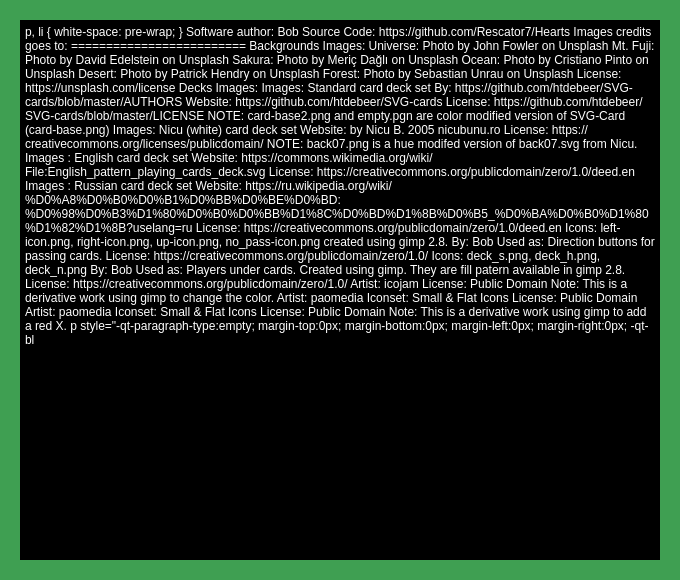
Qt form credits.ui (Rescator7/Hearts) before a commit.
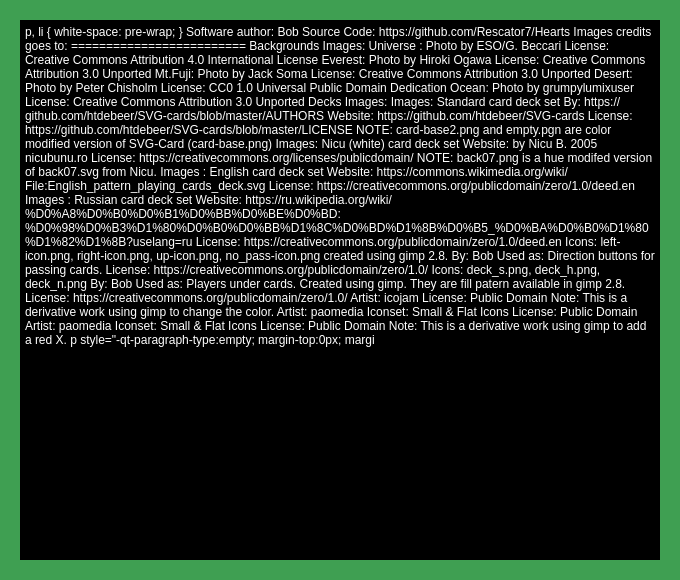
The same form after that commit. Icons and pictures are not drawn.

Patch:
```diff
--- a/credits.ui
+++ b/credits.ui
@@ -935,16 +935,22 @@
 &lt;p style=&quot;-qt-paragraph-type:empty; margin-top:0px; margin-bottom:0px; margin-left:0px; margin-right:0px; -qt-block-indent:0; text-indent:0px;&quot;&gt;&lt;br /&gt;&lt;/p&gt;
 &lt;p style=&quot; margin-top:0px; margin-bottom:0px; margin-left:0px; margin-right:0px; -qt-block-indent:0; text-indent:0px;&quot;&gt;&lt;span style=&quot; font-size:12pt; font-weight:600; text-decoration: underline;&quot;&gt;Backgrounds Images:&lt;/span&gt;&lt;/p&gt;
 &lt;p style=&quot;-qt-paragraph-type:empty; margin-top:0px; margin-bottom:0px; margin-left:0px; margin-right:0px; -qt-block-indent:0; text-indent:0px; text-decoration: underline;&quot;&gt;&lt;br /&gt;&lt;/p&gt;
-&lt;p style=&quot; margin-top:0px; margin-bottom:0px; margin-left:0px; margin-right:0px; -qt-block-indent:0; text-indent:0px;&quot;&gt;Universe: Photo by &lt;a href=&quot;https://unsplash.com/@wildhoney?utm_source=unsplash&amp;amp;utm_medium=referral&amp;amp;utm_content=creditCopyText&quot;&gt;&lt;span style=&quot; text-decoration: underline; color:#5555ff;&quot;&gt;John Fowler&lt;/span&gt;&lt;/a&gt; on &lt;a href=&quot;https://unsplash.com/photos/7Ym9rpYtSdA?utm_source=unsplash&amp;amp;utm_medium=referral&amp;amp;utm_content=creditCopyText&quot;&gt;&lt;span style=&quot; text-decoration: underline; color:#5555ff;&quot;&gt;Unsplash&lt;/span&gt;&lt;/a&gt;&lt;/p&gt;
-&lt;p style=&quot; margin-top:0px; margin-bottom:0px; margin-left:0px; margin-right:0px; -qt-block-indent:0; text-indent:0px;&quot;&gt;Mt. Fuji:   Photo by &lt;a href=&quot;https://unsplash.com/@jlhopes?utm_source=unsplash&amp;amp;utm_medium=referral&amp;amp;utm_content=creditCopyText&quot;&gt;&lt;span style=&quot; text-decoration: underline; color:#5555ff;&quot;&gt;David Edelstein&lt;/span&gt;&lt;/a&gt; on &lt;a href=&quot;https://unsplash.com/photos/N4DbvTUDikw?utm_source=unsplash&amp;amp;utm_medium=referral&amp;amp;utm_content=creditCopyText&quot;&gt;&lt;span style=&quot; text-decoration: underline; color:#5555ff;&quot;&gt;Unsplash&lt;/span&gt;&lt;/a&gt;&lt;/p&gt;
-&lt;p style=&quot; margin-top:0px; margin-bottom:0px; margin-left:0px; margin-right:0px; -qt-block-indent:0; text-indent:0px;&quot;&gt;Sakura:    Photo by &lt;a href=&quot;https://unsplash.com/@meric?utm_source=unsplash&amp;amp;utm_medium=referral&amp;amp;utm_content=creditCopyText&quot;&gt;&lt;span style=&quot; text-decoration: underline; color:#5555ff;&quot;&gt;Meriç Dağlı&lt;/span&gt;&lt;/a&gt; on &lt;a href=&quot;https://unsplash.com/photos/7NBO76G5JsE?utm_source=unsplash&amp;amp;utm_medium=referral&amp;amp;utm_content=creditCopyText&quot;&gt;&lt;span style=&quot; text-decoration: underline; color:#5555ff;&quot;&gt;Unsplash&lt;/span&gt;&lt;/a&gt;&lt;/p&gt;
-&lt;p style=&quot; margin-top:0px; margin-bottom:0px; margin-left:0px; margin-right:0px; -qt-block-indent:0; text-indent:0px;&quot;&gt;Ocean:     Photo by &lt;a href=&quot;https://unsplash.com/@crispinto?utm_source=unsplash&amp;amp;utm_medium=referral&amp;amp;utm_content=creditCopyText&quot;&gt;&lt;span style=&quot; text-decoration: underline; color:#5555ff;&quot;&gt;Cristiano Pinto&lt;/span&gt;&lt;/a&gt; on &lt;a href=&quot;https://unsplash.com/photos/gQH0Jcz50V8?utm_source=unsplash&amp;amp;utm_medium=referral&amp;amp;utm_content=creditCopyText&quot;&gt;&lt;span style=&quot; text-decoration: underline; color:#5555ff;&quot;&gt;Unsplash&lt;/span&gt;&lt;/a&gt;&lt;/p&gt;
-&lt;p style=&quot; margin-top:0px; margin-bottom:0px; margin-left:0px; margin-right:0px; -qt-block-indent:0; text-indent:0px;&quot;&gt;Desert:    Photo by &lt;a href=&quot;https://unsplash.com/@worldsbetweenlines?utm_source=unsplash&amp;amp;utm_medium=referral&amp;amp;utm_content=creditCopyText&quot;&gt;&lt;span style=&quot; text-decoration: underline; color:#5555ff;&quot;&gt;Patrick Hendry&lt;/span&gt;&lt;/a&gt; on &lt;a href=&quot;https://unsplash.com/photos/_RYmx4Jz1UM?utm_source=unsplash&amp;amp;utm_medium=referral&amp;amp;utm_content=creditCopyText&quot;&gt;&lt;span style=&quot; text-decoration: underline; color:#5555ff;&quot;&gt;Unsplash&lt;/span&gt;&lt;/a&gt;&lt;/p&gt;
-&lt;p style=&quot; margin-top:0px; margin-bottom:0px; margin-left:0px; margin-right:0px; -qt-block-indent:0; text-indent:0px;&quot;&gt;Forest:     Photo by &lt;a href=&quot;https://unsplash.com/@sebastian_unrau?utm_source=unsplash&amp;amp;utm_medium=referral&amp;amp;utm_content=creditCopyText&quot;&gt;&lt;span style=&quot; text-decoration: underline; color:#5555ff;&quot;&gt;Sebastian Unrau&lt;/span&gt;&lt;/a&gt; on &lt;a href=&quot;https://unsplash.com/photos/sp-p7uuT0tw?utm_source=unsplash&amp;amp;utm_medium=referral&amp;amp;utm_content=creditCopyText&quot;&gt;&lt;span style=&quot; text-decoration: underline; color:#5555ff;&quot;&gt;Unsplash&lt;/span&gt;&lt;/a&gt;&lt;/p&gt;
-&lt;p style=&quot;-qt-paragraph-type:empty; margin-top:0px; margin-bottom:0px; margin-left:0px; margin-right:0px; -qt-block-indent:0; text-indent:0px; font-size:12pt; font-weight:600; text-decoration: underline;&quot;&gt;&lt;br /&gt;&lt;/p&gt;
-&lt;p style=&quot; margin-top:0px; margin-bottom:0px; margin-left:0px; margin-right:0px; -qt-block-indent:0; text-indent:0px;&quot;&gt;License: &lt;a href=&quot;https://unsplash.com/license&quot;&gt;&lt;span style=&quot; text-decoration: underline; color:#5555ff;&quot;&gt;https://unsplash.com/license&lt;/span&gt;&lt;/a&gt;&lt;/p&gt;
+&lt;p style=&quot; margin-top:0px; margin-bottom:0px; margin-left:0px; margin-right:0px; -qt-block-indent:0; text-indent:0px;&quot;&gt;&lt;span style=&quot; font-weight:600;&quot;&gt;Universe&lt;/span&gt;&lt;span style=&quot; text-decoration: underline;&quot;&gt;:&lt;/span&gt; Photo by &lt;a href=&quot;https://www.eso.org/public/images/eso1723a/&quot;&gt;&lt;span style=&quot; text-decoration: underline; color:#5555ff;&quot;&gt;ESO/G. Beccari&lt;/span&gt;&lt;/a&gt;&lt;/p&gt;
+&lt;p style=&quot; margin-top:0px; margin-bottom:0px; margin-left:0px; margin-right:0px; -qt-block-indent:0; text-indent:0px;&quot;&gt;License: &lt;a href=&quot;https://www.eso.org/public/copyright/&quot;&gt;&lt;span style=&quot; text-decoration: underline; color:#5555ff;&quot;&gt;Creative Commons Attribution 4.0 International License&lt;/span&gt;&lt;/a&gt;&lt;/p&gt;
 &lt;p style=&quot;-qt-paragraph-type:empty; margin-top:0px; margin-bottom:0px; margin-left:0px; margin-right:0px; -qt-block-indent:0; text-indent:0px;&quot;&gt;&lt;br /&gt;&lt;/p&gt;
-&lt;p style=&quot;-qt-paragraph-type:empty; margin-top:0px; margin-bottom:0px; margin-left:0px; margin-right:0px; -qt-block-indent:0; text-indent:0px; font-size:12pt; font-weight:600; text-decoration: underline;&quot;&gt;&lt;br /&gt;&lt;/p&gt;
+&lt;p style=&quot; margin-top:0px; margin-bottom:0px; margin-left:0px; margin-right:0px; -qt-block-indent:0; text-indent:0px;&quot;&gt;&lt;span style=&quot; font-weight:600;&quot;&gt;Everest:&lt;/span&gt;  Photo by &lt;a href=&quot;https://commons.wikimedia.org/wiki/File:8,848m_Everest_8,516m_Lhotse_Himalaya_Mountain_Flights_Nepal_-_panoramio_(2).jpg&quot;&gt;&lt;span style=&quot; text-decoration: underline; color:#5555ff;&quot;&gt;Hiroki Ogawa&lt;/span&gt;&lt;/a&gt;&lt;/p&gt;
+&lt;p style=&quot; margin-top:0px; margin-bottom:0px; margin-left:0px; margin-right:0px; -qt-block-indent:0; text-indent:0px;&quot;&gt;License: &lt;a href=&quot;https://creativecommons.org/licenses/by/3.0/deed.en&quot;&gt;&lt;span style=&quot; text-decoration: underline; color:#5555ff;&quot;&gt;Creative Commons Attribution 3.0 Unported&lt;/span&gt;&lt;/a&gt;&lt;/p&gt;
+&lt;p style=&quot;-qt-paragraph-type:empty; margin-top:0px; margin-bottom:0px; margin-left:0px; margin-right:0px; -qt-block-indent:0; text-indent:0px;&quot;&gt;&lt;br /&gt;&lt;/p&gt;
+&lt;p style=&quot; margin-top:0px; margin-bottom:0px; margin-left:0px; margin-right:0px; -qt-block-indent:0; text-indent:0px;&quot;&gt;&lt;span style=&quot; font-weight:600;&quot;&gt;Mt.Fuji:  &lt;/span&gt;Photo by &lt;a href=&quot;https://commons.wikimedia.org/wiki/File:Mount._Fuji_early_in_the_morning_%E6%97%A9%E6%9C%9D%E3%81%AE%E5%AF%8C%E5%A3%AB%E5%B1%B1_-_panoramio.jpg&quot;&gt;&lt;span style=&quot; text-decoration: underline; color:#5555ff;&quot;&gt;Jack Soma&lt;/span&gt;&lt;/a&gt;&lt;/p&gt;
+&lt;p style=&quot; margin-top:0px; margin-bottom:0px; margin-left:0px; margin-right:0px; -qt-block-indent:0; text-indent:0px;&quot;&gt;License: &lt;a href=&quot;https://creativecommons.org/licenses/by/3.0/deed.en&quot;&gt;&lt;span style=&quot; text-decoration: underline; color:#5555ff;&quot;&gt;Creative Commons Attribution 3.0 Unported&lt;/span&gt;&lt;/a&gt;&lt;/p&gt;
+&lt;p style=&quot;-qt-paragraph-type:empty; margin-top:0px; margin-bottom:0px; margin-left:0px; margin-right:0px; -qt-block-indent:0; text-indent:0px;&quot;&gt;&lt;br /&gt;&lt;/p&gt;
+&lt;p style=&quot; margin-top:0px; margin-bottom:0px; margin-left:0px; margin-right:0px; -qt-block-indent:0; text-indent:0px;&quot;&gt;&lt;span style=&quot; font-weight:600;&quot;&gt;Desert:&lt;/span&gt; Photo by &lt;a href=&quot;https://commons.wikimedia.org/wiki/File:Wadi_rum_desert.jpg&quot;&gt;&lt;span style=&quot; text-decoration: underline; color:#5555ff;&quot;&gt;Peter Chisholm&lt;/span&gt;&lt;/a&gt;&lt;/p&gt;
+&lt;p style=&quot; margin-top:0px; margin-bottom:0px; margin-left:0px; margin-right:0px; -qt-block-indent:0; text-indent:0px;&quot;&gt;License: &lt;a href=&quot;https://creativecommons.org/publicdomain/zero/1.0/deed.en&quot;&gt;&lt;span style=&quot; text-decoration: underline; color:#5555ff;&quot;&gt;CC0 1.0 Universal Public Domain Dedication&lt;/span&gt;&lt;/a&gt;&lt;/p&gt;
+&lt;p style=&quot;-qt-paragraph-type:empty; margin-top:0px; margin-bottom:0px; margin-left:0px; margin-right:0px; -qt-block-indent:0; text-indent:0px;&quot;&gt;&lt;br /&gt;&lt;/p&gt;
+&lt;p style=&quot; margin-top:0px; margin-bottom:0px; margin-left:0px; margin-right:0px; -qt-block-indent:0; text-indent:0px;&quot;&gt;&lt;span style=&quot; font-weight:600;&quot;&gt;Ocean: &lt;/span&gt;Photo by&lt;span style=&quot; font-weight:600;&quot;&gt; &lt;/span&gt;&lt;a href=&quot;https://commons.wikimedia.org/wiki/File:%22_Palm_%22_Beach._Port_Douglas._-_panoramio.jpg&quot;&gt;&lt;span style=&quot; text-decoration: underline; color:#5555ff;&quot;&gt;grumpylumixuser&lt;/span&gt;&lt;/a&gt;&lt;/p&gt;
+&lt;p style=&quot; margin-top:0px; margin-bottom:0px; margin-left:0px; margin-right:0px; -qt-block-indent:0; text-indent:0px;&quot;&gt;License: &lt;a href=&quot;https://creativecommons.org/licenses/by/3.0/deed.en&quot;&gt;&lt;span style=&quot; text-decoration: underline; color:#5555ff;&quot;&gt;Creative Commons Attribution 3.0 Unported&lt;/span&gt;&lt;/a&gt;&lt;/p&gt;
+&lt;p style=&quot;-qt-paragraph-type:empty; margin-top:0px; margin-bottom:0px; margin-left:0px; margin-right:0px; -qt-block-indent:0; text-indent:0px;&quot;&gt;&lt;br /&gt;&lt;/p&gt;
+&lt;p style=&quot;-qt-paragraph-type:empty; margin-top:0px; margin-bottom:0px; margin-left:0px; margin-right:0px; -qt-block-indent:0; text-indent:0px;&quot;&gt;&lt;br /&gt;&lt;/p&gt;
 &lt;p style=&quot; margin-top:0px; margin-bottom:0px; margin-left:0px; margin-right:0px; -qt-block-indent:0; text-indent:0px;&quot;&gt;&lt;span style=&quot; font-size:12pt; font-weight:600; text-decoration: underline;&quot;&gt;Decks Images:&lt;/span&gt;&lt;/p&gt;
 &lt;p style=&quot;-qt-paragraph-type:empty; margin-top:0px; margin-bottom:0px; margin-left:0px; margin-right:0px; -qt-block-indent:0; text-indent:0px; text-decoration: underline;&quot;&gt;&lt;br /&gt;&lt;/p&gt;
 &lt;p style=&quot; margin-top:0px; margin-bottom:0px; margin-left:0px; margin-right:0px; -qt-block-indent:0; text-indent:0px;&quot;&gt;&lt;span style=&quot; text-decoration: underline;&quot;&gt;Images:&lt;/span&gt; Standard card deck set&lt;/p&gt;
```
